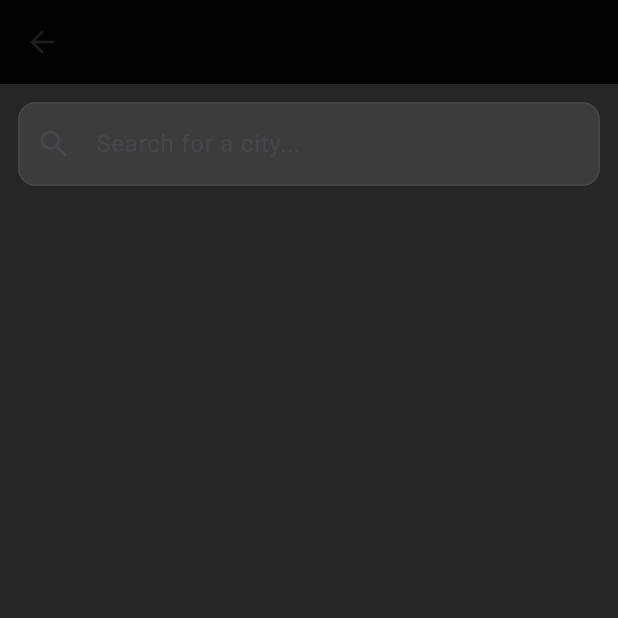
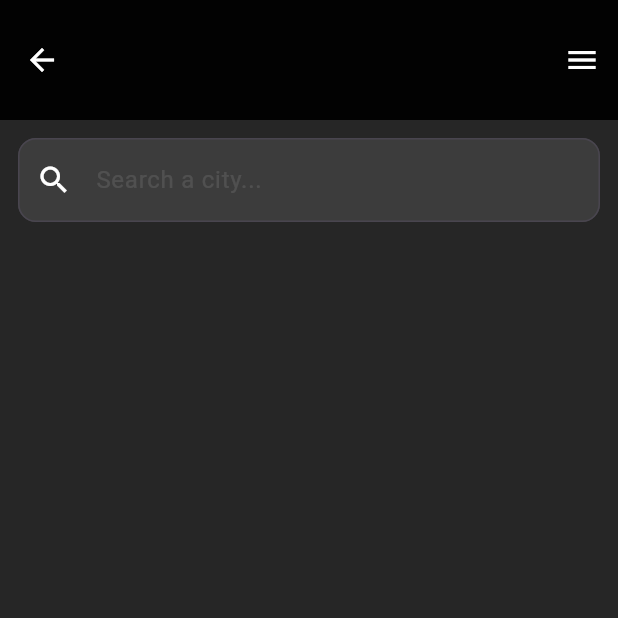
Before and after one commit to bruno1030/travelapp_frontend, a Flutter app: the screen it shows after launch, after a tap on "Search a city...", on a phone screen of 412 x 824 dp, the top half of it. Run offline on Flutter 3.47's test engine with Material 3 defaults, Android fonts, the phone set to English and light mode, and no system bars; our stand-ins replace cached_network_image; network calls fail.

Commit message:
create home app bar

```diff
--- a/lib/screens/city_search_screen.dart
+++ b/lib/screens/city_search_screen.dart
@@ -21,7 +21,7 @@ class _CitySearchScreenState extends State<CitySearchScreen> {
     super.initState();
     _controller = TextEditingController();
     suggestions = [];
-    _filterCities(''); // Mostra todas as cidades inicialmente
+    _filterCities('');
   }
 
   void _filterCities(String query) {
@@ -48,7 +48,7 @@ class _CitySearchScreenState extends State<CitySearchScreen> {
     return Scaffold(
       appBar: CustomAppBar(title: ''),
       body: Container(
-        color: Color(0xFF262626), // 🔥 BACKGROUND ESCURO ADICIONADO
+        color: const Color(0xFF262626),
         child: Column(
           children: [
             Padding(
@@ -57,15 +57,19 @@ class _CitySearchScreenState extends State<CitySearchScreen> {
                 controller: _controller,
                 onChanged: _filterCities,
                 decoration: InputDecoration(
-                  hintText: 'Search for a city...',
+                  hintText: 'Search a city...',
+                  hintStyle: TextStyle(
+                    color: Colors.white.withOpacity(0.1),
+                    fontSize: 16,
+                  ),
                   filled: true,
                   fillColor: Colors.white.withOpacity(0.1),
                   border: OutlineInputBorder(
                     borderRadius: BorderRadius.circular(12),
                   ),
-                  prefixIcon: Icon(Icons.search),
+                  prefixIcon: const Icon(Icons.search, color: Colors.white),
                 ),
-                style: TextStyle(color: Colors.white),
+                style: const TextStyle(color: Colors.white),
               ),
             ),
             Expanded(
@@ -76,7 +80,7 @@ class _CitySearchScreenState extends State<CitySearchScreen> {
                   return ListTile(
                     title: Text(
                       city.name,
-                      style: TextStyle(color: Colors.white),
+                      style: const TextStyle(color: Colors.white),
                     ),
                     onTap: () async {
                       await Navigator.push(
--- a/lib/screens/home_screen.dart
+++ b/lib/screens/home_screen.dart
@@ -1,7 +1,7 @@
 import 'package:flutter/material.dart';
 import 'package:travelapp_frontend/services/api_service.dart';
 import 'package:travelapp_frontend/widgets/city_card.dart';
-import 'package:travelapp_frontend/widgets/custom_app_bar.dart';
+import 'package:travelapp_frontend/widgets/home_app_bar.dart';
 import 'package:travelapp_frontend/widgets/custom_bottom_bar.dart';
 import 'package:travelapp_frontend/models/city.dart';
 import 'package:travelapp_frontend/screens/city_search_screen.dart';  // Importando a nova tela de pesquisa
@@ -35,7 +35,7 @@ class _HomeScreenState extends State<HomeScreen> {
   @override
   Widget build(BuildContext context) {
     return Scaffold(
-      appBar: CustomAppBar(title: 'ClickHunt'),
+      appBar: HomeAppBar(),
       bottomNavigationBar: CustomBottomBar(),
       body: Container(
         color: Color(0xFF262626),
--- a/lib/widgets/custom_app_bar.dart
+++ b/lib/widgets/custom_app_bar.dart
@@ -2,29 +2,71 @@ import 'package:flutter/material.dart';
 
 class CustomAppBar extends StatelessWidget implements PreferredSizeWidget {
   final String title;
-  final Widget? leading; // Adicionando o parâmetro leading
+  final Widget? leading;
 
   const CustomAppBar({
     super.key,
     required this.title,
-    this.leading, // Permite que o 'leading' seja passado
+    this.leading,
   });
 
   @override
   Widget build(BuildContext context) {
     return AppBar(
-      backgroundColor: Color(0xFF020202),
-      leading: leading, // Usando o leading passado
-      title: Text(
-        title,
-        style: TextStyle(
-          fontSize: 24,
-          fontWeight: FontWeight.bold,
+      backgroundColor: const Color(0xFF020202),
+      toolbarHeight: 80, // Altura customizada igual à HomeAppBar
+      leading: leading != null
+          ? IconTheme(
+              data: const IconThemeData(color: Color(0xFFFFFFFF)), // Cor do ícone do back button
+              child: leading!,
+            )
+          : IconButton(
+              icon: const Icon(
+                Icons.arrow_back,
+                color: Color(0xFFFFFFFF), // Garante que o ícone de voltar será branco
+              ),
+              onPressed: () {
+                Navigator.pop(context); // Volta para a tela anterior
+              },
+            ),
+      title: Builder(
+        builder: (context) {
+          final width = MediaQuery.of(context).size.width;
+          final leadingWidth = leading != null ? 50.0 : 0.0; // Ajusta a largura do leading (botão de voltar)
+
+          return Row(
+            mainAxisAlignment: MainAxisAlignment.center, // Centraliza horizontalmente
+            children: [
+              // Se houver um leading (botão de voltar), ajustamos o tamanho
+              if (leading != null)
+                SizedBox(width: leadingWidth), // Ajusta o espaço para o botão de back
+              Text(
+                title,
+                style: const TextStyle(
+                  color: Color(0xFFFE1F80),
+                  fontSize: 30,
+                  fontWeight: FontWeight.w200
+                ),
+              ),
+            ],
+          );
+        },
+      ),
+      actions: [
+        IconButton(
+          icon: Icon(
+            Icons.menu,
+            color: Colors.white, // Cor do ícone do menu
+          ),
+          onPressed: () {
+            // Lógica do menu (ainda não implementada)
+            print("Menu clicked");
+          },
         ),
-      ),
+      ],
     );
   }
 
   @override
-  Size get preferredSize => Size.fromHeight(kToolbarHeight);
+  Size get preferredSize => const Size.fromHeight(80);
 }
--- /dev/null
+++ b/lib/widgets/home_app_bar.dart
@@ -0,0 +1,43 @@
+import 'package:flutter/material.dart';
+
+class HomeAppBar extends StatelessWidget implements PreferredSizeWidget {
+  const HomeAppBar({super.key});
+
+  @override
+  Widget build(BuildContext context) {
+    return AppBar(
+      backgroundColor: Color(0xFF020202),
+      toolbarHeight: 80, // custom height
+      automaticallyImplyLeading: false, // Remove the standard back button
+      title: Row(
+        children: [
+          Image.asset(
+            'logo_FE1F80.png',
+            height: 50,
+            width: 50,
+          ),
+          SizedBox(width: 8),
+          Text(
+            'ClickHunt',
+            style: TextStyle(
+              color: Color(0xFFFE1F80),
+              fontSize: 30,
+              fontWeight: FontWeight.bold,
+            ),
+          ),
+        ],
+      ),
+      actions: [
+        IconButton(
+          icon: Icon(Icons.menu, color: Colors.white),
+          onPressed: () {
+            // TODO: action to be implemented for the menu
+          },
+        ),
+      ],
+    );
+  }
+
+  @override
+  Size get preferredSize => Size.fromHeight(80);
+}
--- a/pubspec.yaml
+++ b/pubspec.yaml
@@ -90,3 +90,6 @@ flutter:
   #
   # For details regarding fonts from package dependencies,
   # see https://flutter.dev/to/font-from-package
+
+assets:
+  - assets/logo_FE1F80.png
```
